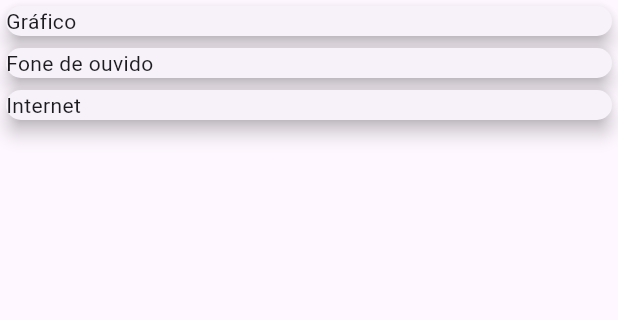
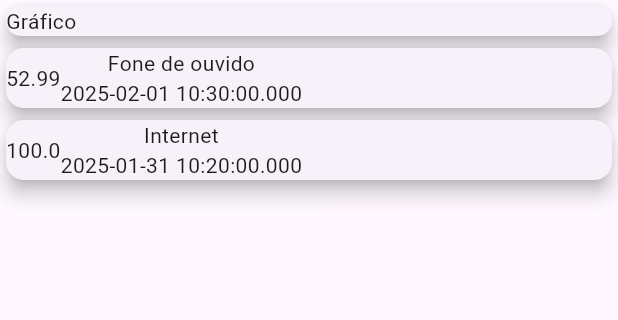
Before and after one commit to mateusalmeiida/despesas-pessoais-flutter, a Flutter app: the screen it shows after launch, on a phone screen of 412 x 824 dp, the part 84-404 px from its top. Run offline on Flutter 3.47's test engine with Material 3 defaults, Android fonts, the light colour scheme and no system bars.

Commit message:
Montagem da estrutura das transações

```diff
--- a/lib/main.dart
+++ b/lib/main.dart
@@ -50,7 +50,16 @@
               children: _transactions.map((tr) {
                 return Card(
                   elevation: 5,
-                  child: Text(tr.title),
+                  child: Row(
+                    children: [
+                      Container(
+                        child: Text(tr.value.toString()),
+                      ),
+                      Column(
+                        children: [Text(tr.title), Text(tr.date.toString())],
+                      )
+                    ],
+                  ),
                 );
               }).toList(),
             )
```
